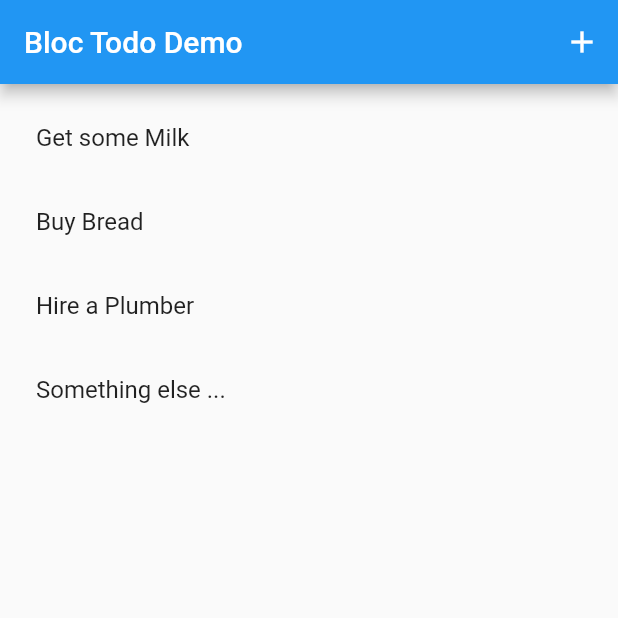
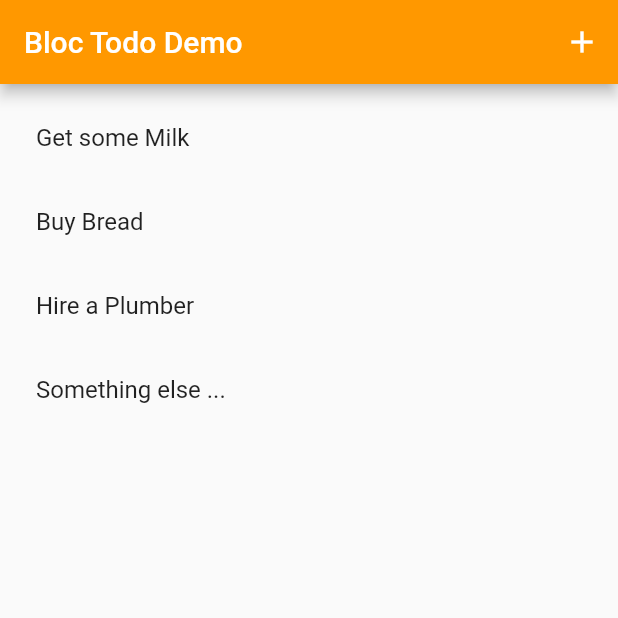
Before and after one commit to mainawycliffe/todo-bloc-demo-flutter, a Flutter app: the screen it shows after launch, on a phone screen of 412 x 824 dp, the top half of it. Run offline on Flutter 3.47's test engine with Material 2 defaults, Android fonts, the phone set to English and light mode, and no system bars; our stand-ins replace bloc, equatable, flutter_bloc.

Commit message:
add a theme for the app

```diff
--- a/lib/main.dart
+++ b/lib/main.dart
@@ -16,7 +16,33 @@ class MyApp extends StatelessWidget {
   @override
   Widget build(BuildContext context) {
     return MaterialApp(
+      theme: myCustomTheme(),
       home: Todo(),
     );
   }
+
+  ThemeData myCustomTheme() {
+    final ThemeData _appTheme = ThemeData.light();
+
+    return _appTheme.copyWith(
+      primaryColor: Colors.orange,
+      accentColor: Colors.blue,
+      inputDecorationTheme: InputDecorationTheme(
+        border: OutlineInputBorder(
+          borderRadius: BorderRadius.circular(15),
+        ),
+      ),
+      buttonTheme: ButtonThemeData(
+        shape: OutlineInputBorder(
+          borderSide: BorderSide(
+            style: BorderStyle.none,
+          ),
+          borderRadius: BorderRadius.all(
+            const Radius.circular(15),
+          ),
+        ),
+        textTheme: ButtonTextTheme.primary,
+      ),
+    );
+  }
 }
```
